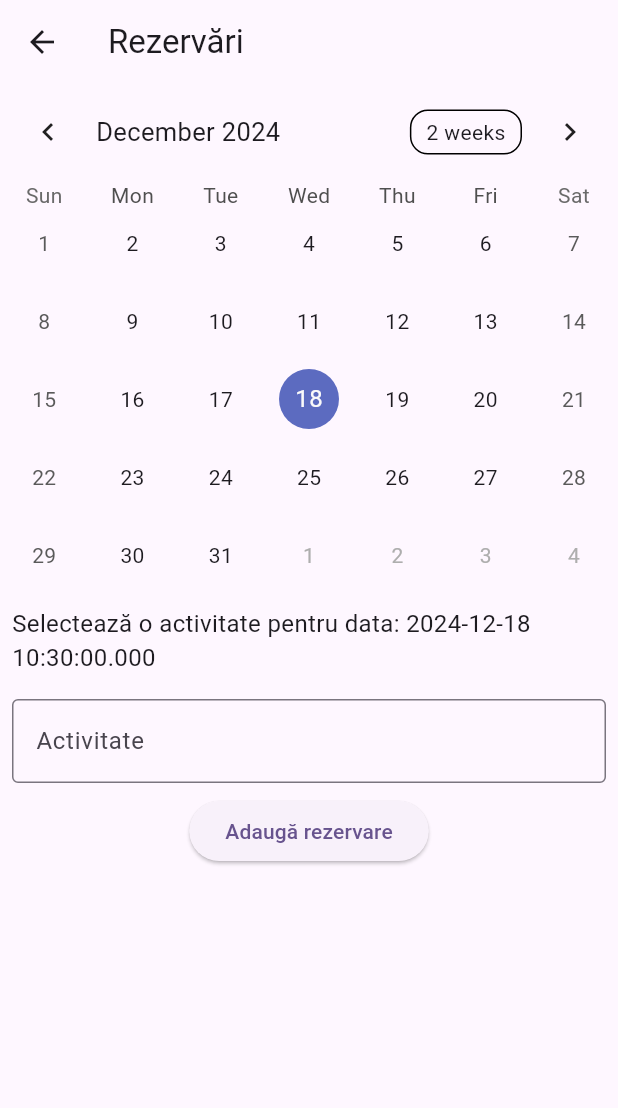
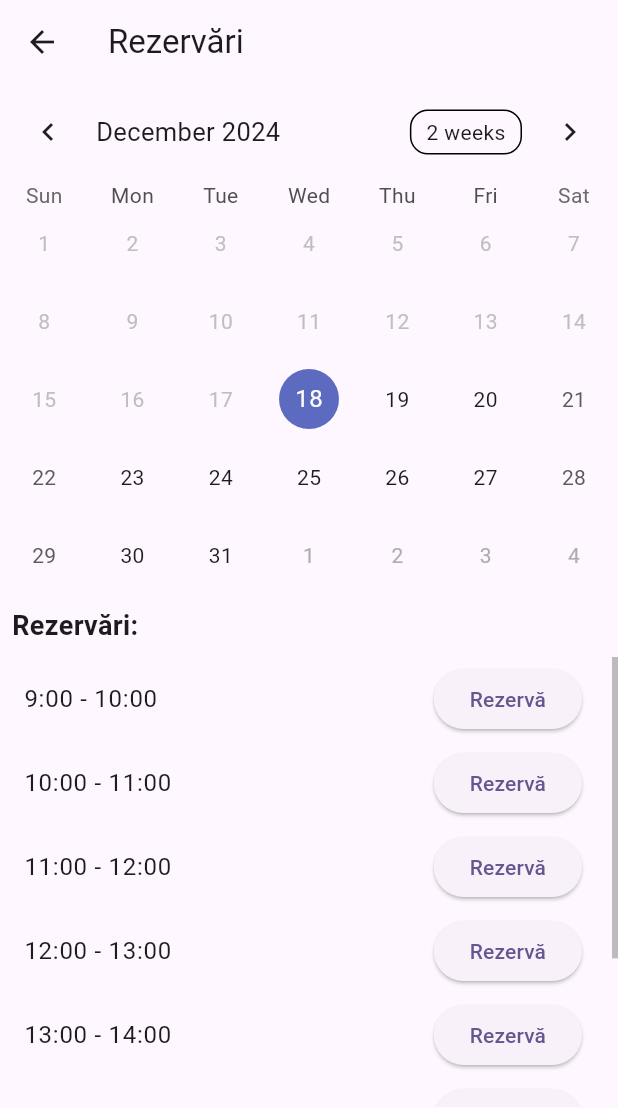
Before and after one commit to Niku05-code/BarberApp, a Flutter app: the screen it shows after launch, in the side drawer, after a tap on "Rezervari", on a phone screen of 412 x 824 dp. Shown: the top 1108 px of the screen. Run offline on Flutter 3.47's test engine with Material 3 defaults, Android fonts, the phone set to English and light mode, and no system bars; drawn by our look-alikes of table_calendar.

Commit message:
Reservation page update
Am facut niste modificari la pagina de rezervari

```diff
--- a/barberapp/lib/main.dart
+++ b/barberapp/lib/main.dart
@@ -227,34 +227,66 @@ class ReservationsPage extends StatefulWidget {
 
 class ReservationsPageState extends State<ReservationsPage> {
   late Map<DateTime, List<String>> _events;
+  late Map<DateTime, List<Map<String, dynamic>>> _availability;
   late DateTime _selectedDay;
-  late TextEditingController _activityController;
+  final TextEditingController _activityController = TextEditingController();
 
   @override
   void initState() {
     super.initState();
     _events = {};
+    _availability = {};
     _selectedDay = DateTime.now();
-    _activityController = TextEditingController();
+
+    // Inițializarea disponibilității pentru câteva zile
+    _initializeAvailability();
+  }
+
+  void _initializeAvailability() {
+    for (int i = -30; i <= 30; i++) {
+      DateTime day = DateTime.now().add(Duration(days: i));
+      _availability[day] = List.generate(
+        8,
+        (index) => {
+          "time": "${9 + index}:00 - ${10 + index}:00",
+          "isBooked": false,
+        },
+      );
+    }
   }
 
   void _onDaySelected(DateTime day, DateTime focusedDay) {
     setState(() {
       _selectedDay = day;
+      // Verifică și inițializează disponibilitatea pentru ziua selectată dacă nu există
+      _availability.putIfAbsent(
+        day,
+        () => List.generate(
+          8,
+          (index) => {
+            "time": "${9 + index}:00 - ${10 + index}:00",
+            "isBooked": false,
+          },
+        ),
+      );
     });
   }
 
-  void _addEvent() {
-    if (_activityController.text.isEmpty) return;
-
+  void _bookSlot(int index) {
+    setState(() {
+      _availability[_selectedDay]![index]["isBooked"] = true;
+      String timeSlot = _availability[_selectedDay]![index]["time"];
       if (_events[_selectedDay] == null) {
         _events[_selectedDay] = [];
       }
-    _events[_selectedDay]!.add(_activityController.text);
+      _events[_selectedDay]!.add("Rezervare: $timeSlot");
+    });
+  }
 
-    setState(() {
-      _activityController.clear();
-    });
+  @override
+  void dispose() {
+    _activityController.dispose(); // Asigură-te că eliberezi resursele
+    super.dispose();
   }
 
     @override
@@ -263,13 +295,16 @@ class ReservationsPageState extends State<ReservationsPage> {
       appBar: AppBar(
         title: Text('Rezervări'),
       ),
-      body: Column(
+      body: SingleChildScrollView(
+        child: Column(
+          crossAxisAlignment: CrossAxisAlignment.start,
           children: [
             TableCalendar(
               firstDay: DateTime.utc(2020, 01, 01),
               lastDay: DateTime.utc(2025, 12, 31),
               focusedDay: _selectedDay,
               selectedDayPredicate: (day) => isSameDay(day, _selectedDay),
+              enabledDayPredicate: (day) => day.isAfter(DateTime.now().subtract(Duration(days: 1))),
               onDaySelected: _onDaySelected,
               eventLoader: (day) {
                 return _events[day] ?? [];
@@ -278,34 +313,34 @@ class ReservationsPageState extends State<ReservationsPage> {
             Padding(
               padding: const EdgeInsets.all(8.0),
               child: Text(
-              'Selectează o activitate pentru data: ${_selectedDay.toLocal()}',
-              style: TextStyle(fontSize: 16),
+                'Rezervări:',
+                style: TextStyle(fontSize: 18, fontWeight: FontWeight.bold),
               ),
             ),
-          Padding(
-            padding: const EdgeInsets.all(8.0),
-            child: TextField(
-              controller: _activityController,
-              decoration: InputDecoration(
-                labelText: 'Activitate',
-                hintText: 'Ex: Tuns, Aranjat, etc.',
-                border: OutlineInputBorder(),
+            SizedBox(
+              height: 300, // Înălțime fixă pentru lista de rezervări
+              child: Scrollbar(
+                thumbVisibility: true, // Vizibilitate permanentă pentru scrollbar
+                child: ListView.builder(
+                  itemCount: _availability[_selectedDay]?.length ?? 0,
+                  itemBuilder: (context, index) {
+                    final slot = _availability[_selectedDay]![index];
+                    return ListTile(
+                      title: Text(slot["time"]),
+                      trailing: slot["isBooked"]
+                          ? Icon(Icons.check, color: Colors.green)
+                          : ElevatedButton(
+                              onPressed: () => _bookSlot(index),
+                              child: Text('Rezervă'),
                             ),
+                    );
+                  },
                 ),
-          ),
-          ElevatedButton(
-            onPressed: _addEvent,
-            child: Text('Adaugă rezervare'),
-          ),
-          Expanded(
-            child: ListView(
-              children: _events[_selectedDay] != null
-                  ? _events[_selectedDay]!.map((event) => ListTile(title: Text(event))).toList()
-                  : [],
               ),
             ),
           ],
         ),
+      ),
     );
   }
 }
```
Lines whose indentation alone changed are shown as unchanged.
